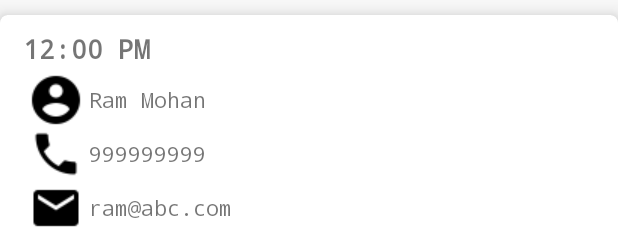
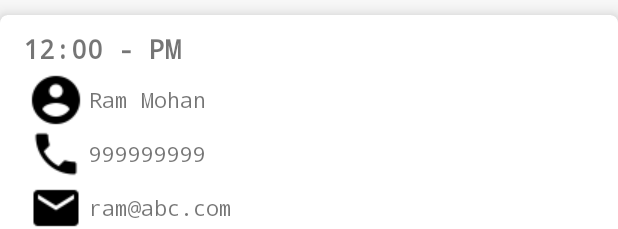
Before and after one commit to AmbujeshTripathi/Driver-Assistance, an Android app: the layout driver_cardlayout.xml on its own in the app's theme, with its tools: preview values and no code run, on a phone screen of 412 x 824 dp. Shown: the top 229 px of the screen. Run offline under Robolectric (Android 15) with nearby library versions, the phone set to English and light mode, and no system bars.

Commit message:
Job Dashboard bug fixes

```diff
--- a/app/src/main/res/layout/driver_cardlayout.xml
+++ b/app/src/main/res/layout/driver_cardlayout.xml
@@ -21,7 +21,7 @@
             android:layout_height="wrap_content">
 
             <TextView
-                android:id="@+id/request_time"
+                android:id="@+id/request_start_time"
                 android:layout_width="wrap_content"
                 android:layout_height="wrap_content"
                 android:text="12:00"
@@ -29,7 +29,15 @@
                 android:textStyle="bold" />
 
             <TextView
-                android:id="@+id/request_time_format"
+                android:layout_width="wrap_content"
+                android:layout_height="wrap_content"
+                android:layout_marginLeft="10dp"
+                android:text="-"
+                android:textSize="@dimen/leadDetailTextSize"
+                android:textStyle="bold" />
+
+            <TextView
+                android:id="@+id/request_end_time"
                 android:layout_width="wrap_content"
                 android:layout_height="wrap_content"
                 android:layout_marginLeft="10dp"
```
Also changed, not shown: app/src/main/java/com/mygaadi/driverassistance/adapter/JobModelAdapter.java (+12 -7 lines), app/src/main/java/com/mygaadi/driverassistance/utils/Utility.java (+16 -0 lines).
